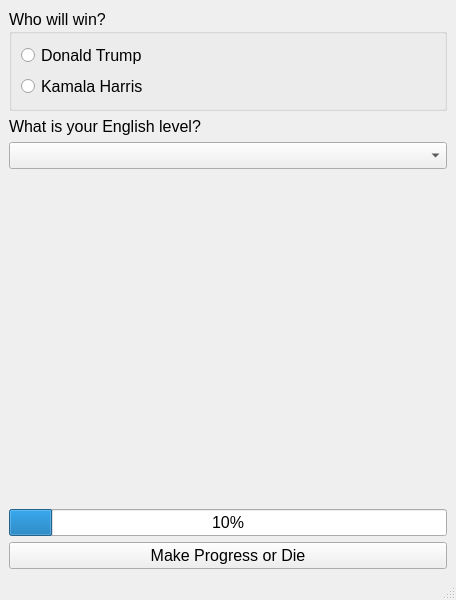
First picture: the form in mainwindow.ui, repository 18thday/net_7_4_1_qt_widgets, before the edit.
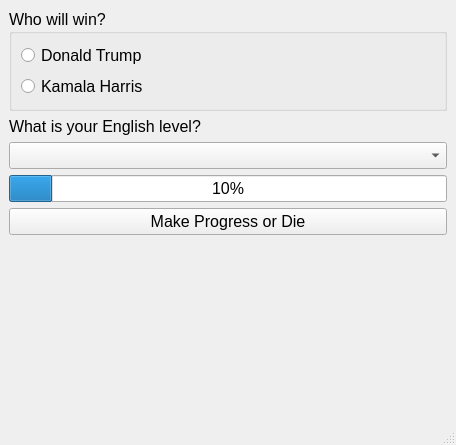
Second picture: the form after the edit.

Commit message: Fix: app name and pb alignment

```diff
--- a/mainwindow.ui
+++ b/mainwindow.ui
@@ -7,7 +7,7 @@
     <x>0</x>
     <y>0</y>
     <width>456</width>
-    <height>600</height>
+    <height>445</height>
    </rect>
   </property>
   <property name="windowTitle">
@@ -74,19 +74,6 @@
       </property>
      </widget>
     </item>
-    <item>
-     <spacer name="vs_1">
-      <property name="orientation">
-       <enum>Qt::Vertical</enum>
-      </property>
-      <property name="sizeHint" stdset="0">
-       <size>
-        <width>20</width>
-        <height>40</height>
-       </size>
-      </property>
-     </spacer>
-    </item>
     <item>
      <widget class="QProgressBar" name="pbar_progress">
       <property name="palette">
@@ -114,6 +101,9 @@
       <property name="value">
        <number>10</number>
       </property>
+      <property name="alignment">
+       <set>Qt::AlignBottom|Qt::AlignHCenter</set>
+      </property>
      </widget>
     </item>
     <item>
@@ -129,8 +119,24 @@
       <property name="checkable">
        <bool>true</bool>
       </property>
+      <property name="default">
+       <bool>false</bool>
+      </property>
      </widget>
     </item>
+    <item>
+     <spacer name="vs_1">
+      <property name="orientation">
+       <enum>Qt::Vertical</enum>
+      </property>
+      <property name="sizeHint" stdset="0">
+       <size>
+        <width>20</width>
+        <height>40</height>
+       </size>
+      </property>
+     </spacer>
+    </item>
    </layout>
   </widget>
   <widget class="QMenuBar" name="menubar">
```
The commit also changes 1 other file.
